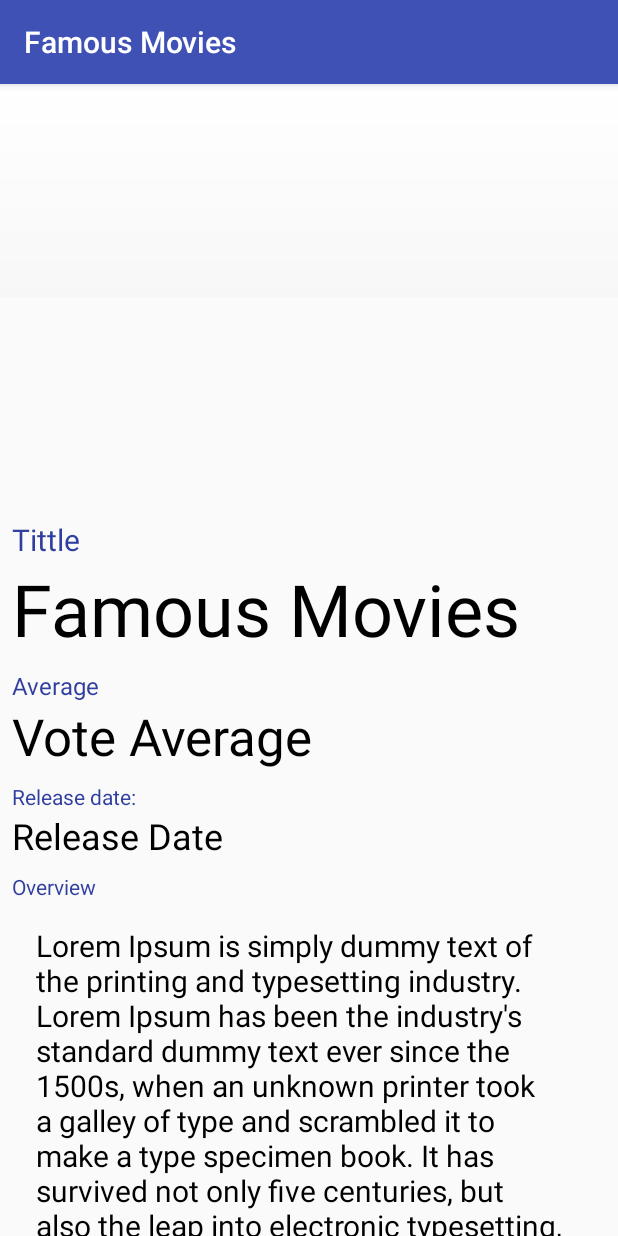
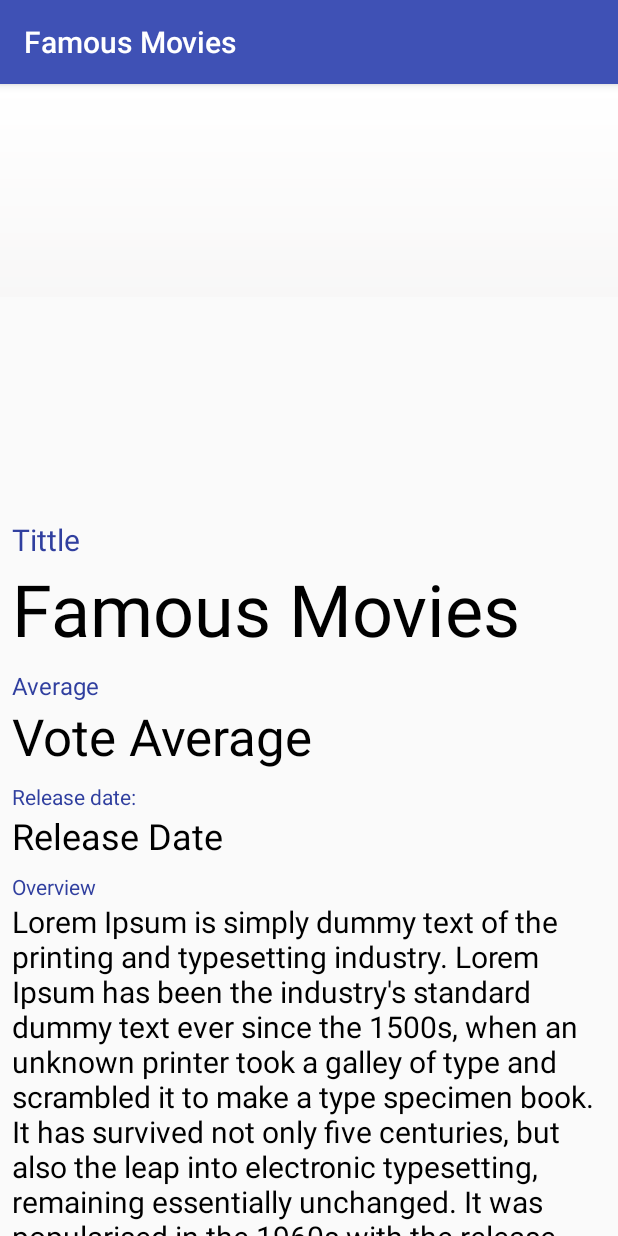
Before and after one commit to davidsonsilva/FamousMovies, an Android app: the MovieDetailActivity screen opened directly, with no data from a screen before it, on a phone screen of 412 x 824 dp. Run offline under Robolectric (Android 15) with nearby library versions, the light colour scheme and no system bars; our stand-ins replace ButterKnife, Picasso; pictures from the network do not load.

Commit message:
Envio do código fonte para a análise dos instrutores do curso

```diff
--- a/app/src/main/java/silva/davidson/com/br/famousmovies/MoviesFragment.java
+++ b/app/src/main/java/silva/davidson/com/br/famousmovies/MoviesFragment.java
@@ -2,6 +2,7 @@ package silva.davidson.com.br.famousmovies;
 
 
 import android.os.Bundle;
+import android.support.annotation.NonNull;
 import android.support.v4.app.Fragment;
 import android.view.LayoutInflater;
 import android.view.View;
@@ -24,7 +25,7 @@ public class MoviesFragment extends BaseFragment {
     }
 
     @Override
-    public View onCreateView(LayoutInflater inflater, ViewGroup container,
+    public View onCreateView(@NonNull LayoutInflater inflater, ViewGroup container,
                              Bundle savedInstanceState) {
         // Inflate the layout for this fragment
         return inflater.inflate(R.layout.fragment_movies, container, false);
--- a/app/src/main/java/silva/davidson/com/br/famousmovies/adapters/MoviesRecycleViewAdapter.java
+++ b/app/src/main/java/silva/davidson/com/br/famousmovies/adapters/MoviesRecycleViewAdapter.java
@@ -7,10 +7,11 @@ import android.view.ViewGroup;
 //TODO - Usar na Fase 2
 public class MoviesRecycleViewAdapter extends RecyclerView.Adapter<MoviesRecycleViewAdapter.ViewHolder> {
 
-    @NonNull
+
     @Override
     public MoviesRecycleViewAdapter.ViewHolder onCreateViewHolder(@NonNull ViewGroup parent, int viewType) {
-        return null;
+        //Todo - not implemented yet
+        return new ViewHolder(parent);
     }
 
     @Override
--- a/app/src/main/java/silva/davidson/com/br/famousmovies/base/BaseActivity.java
+++ b/app/src/main/java/silva/davidson/com/br/famousmovies/base/BaseActivity.java
@@ -4,7 +4,7 @@ import android.support.v7.app.AppCompatActivity;
 
 public class BaseActivity extends AppCompatActivity {
 
-    public static final String MOVIE_BASE_URL_W185 ="https://image.tmdb.org/t/p/w185";
-    public static final String MOVIE_BASE_URL_W342 ="https://image.tmdb.org/t/p/w342";
+    protected static final String MOVIE_BASE_URL_W185 ="https://image.tmdb.org/t/p/w185";
+    protected static final String MOVIE_BASE_URL_W342 ="https://image.tmdb.org/t/p/w342";
 
 }
--- a/app/src/main/java/silva/davidson/com/br/famousmovies/interfaces/MovieService.java
+++ b/app/src/main/java/silva/davidson/com/br/famousmovies/interfaces/MovieService.java
@@ -1,9 +1,5 @@
 package silva.davidson.com.br.famousmovies.interfaces;
 
-import retrofit2.Call;
-import retrofit2.http.GET;
-import retrofit2.http.Query;
-import silva.davidson.com.br.famousmovies.model.MovieTMDB;
 //TODO - Usar na Fase 2
 public interface MovieService {
 /*
--- a/app/src/main/java/silva/davidson/com/br/famousmovies/model/MovieTMDB.java
+++ b/app/src/main/java/silva/davidson/com/br/famousmovies/model/MovieTMDB.java
@@ -1,8 +1,5 @@
 package silva.davidson.com.br.famousmovies.model;
 
-import java.util.List;
-import com.google.gson.annotations.Expose;
-import com.google.gson.annotations.SerializedName;
 //TODO - Usar na Fase 2
 public class MovieTMDB {
 
--- a/app/src/main/java/silva/davidson/com/br/famousmovies/service/FetchMovies.java
+++ b/app/src/main/java/silva/davidson/com/br/famousmovies/service/FetchMovies.java
@@ -1,9 +1,6 @@
 package silva.davidson.com.br.famousmovies.service;
 
 import android.os.AsyncTask;
-import android.view.View;
-import android.widget.ProgressBar;
-
 import org.apache.commons.io.IOUtils;
 
 import java.io.IOException;
--- a/app/src/main/java/silva/davidson/com/br/famousmovies/service/MovieApi.java
+++ b/app/src/main/java/silva/davidson/com/br/famousmovies/service/MovieApi.java
@@ -1,6 +1,4 @@
 package silva.davidson.com.br.famousmovies.service;
-
-import android.content.Context;
 
 import retrofit2.Retrofit;
 import retrofit2.converter.gson.GsonConverterFactory;
--- a/app/src/main/java/silva/davidson/com/br/famousmovies/ui/MovieDetailActivity.java
+++ b/app/src/main/java/silva/davidson/com/br/famousmovies/ui/MovieDetailActivity.java
@@ -1,11 +1,8 @@
 package silva.davidson.com.br.famousmovies.ui;
-
 import android.content.Intent;
 import android.os.Bundle;
 import android.support.annotation.Nullable;
-import android.view.View;
 import android.widget.ImageView;
-import android.widget.ProgressBar;
 import android.widget.TextView;
 
 import com.squareup.picasso.Callback;
@@ -20,7 +17,7 @@ import silva.davidson.com.br.famousmovies.model.Movie;
 
 public class MovieDetailActivity extends BaseActivity implements ImageLoader {
 
-    private static final String BUNDLE_RECORD = "MoviefRecord";
+    private static final String BUNDLE_RECORD = "MovieRecord";
 
     @BindView(R.id.app_bar_image)
     ImageView mAppBarImage;
--- a/app/src/main/res/layout/fragment_movies.xml
+++ b/app/src/main/res/layout/fragment_movies.xml
@@ -30,7 +30,7 @@
             app:toolbarId="@+id/toolbar"
             app:layout_scrollFlags="scroll|enterAlways|enterAlwaysCollapsed"
             app:layout_scrollInterpolator="@android:anim/decelerate_interpolator"
-            app:contentScrim="?attr/colorPrimary">
+            app:contentScrim="@color/colorPrimary">
 
             <ImageView
                 android:id="@+id/app_bar_image"
@@ -89,7 +89,7 @@
 
             <TextView
                 android:id="@+id/label_vote_average"
-                android:layout_width="match_parent"
+                android:layout_width="wrap_content"
                 android:layout_height="wrap_content"
                 android:layout_below="@id/movie_title"
                 android:text="@string/label_text_vote_average"
@@ -130,7 +130,7 @@
                 android:layout_width="wrap_content"
                 android:layout_height="wrap_content"
                 android:layout_below="@id/movie_release_date"
-                android:text="@string/text_label_everview"
+                android:text="@string/text_label_overview"
                 android:textColor="@color/colorPrimaryDark"
                 android:textSize="14sp" />
 
@@ -139,11 +139,10 @@
                 android:layout_width="match_parent"
                 android:layout_height="wrap_content"
                 android:layout_below="@id/label_overview"
-                android:layout_margin="16dp"
-                android:textSize="20sp"
+                android:text="@string/lorem_ipsum"
                 android:textAppearance="@style/TextAppearance.AppCompat"
-                android:text="@string/lorem_ipsum"
-                android:textColor="@color/textPrimaryColor" />
+                android:textColor="@color/textPrimaryColor"
+                android:textSize="20sp" />
         </RelativeLayout>
     </android.support.v4.widget.NestedScrollView>
 </android.support.design.widget.CoordinatorLayout>
--- a/app/src/main/res/layout/movie_item.xml
+++ b/app/src/main/res/layout/movie_item.xml
@@ -8,6 +8,7 @@
         android:layout_width="match_parent"
         android:layout_height="200dp"
         android:adjustViewBounds="false"
+        android:contentDescription="@string/cd_movie_image"
         android:scaleType="fitXY" />
 
     <ProgressBar
--- a/app/src/main/res/values/strings.xml
+++ b/app/src/main/res/values/strings.xml
@@ -1,16 +1,15 @@
 <resources>
     <string name="app_name">Famous Movies</string>
     <string name="most_popular_text">Most Popular</string>
-    <string name="best_qualify_text">Best Qualify</string>
     <string name="top_rated_text">Top Rated</string>
-    <string name="toast_msg_for_menu_top_rated">Top Rated clicked</string>
-    <string name="toast_msg_for_menu_most_popular">Most Popular clicked</string>
     <string name="vote_average_reference">Vote Average</string>
     <string name="release_date_reference">Release Date</string>
     <string name="label_text_title">Tittle</string>
     <string name="label_text_vote_average">Average</string>
     <string name="label_text_release_date">Release date:</string>
     <string name="lorem_ipsum">Lorem Ipsum is simply dummy text of the printing and typesetting industry. Lorem Ipsum has been the industry\'s standard dummy text ever since the 1500s, when an unknown printer took a galley of type and scrambled it to make a type specimen book. It has survived not only five centuries, but also the leap into electronic typesetting, remaining essentially unchanged. It was popularised in the 1960s with the release of Letraset sheets containing Lorem Ipsum passages, and more recently with desktop publishing software like Aldus PageMaker including versions of Lorem Ipsum.</string>
-    <string name="text_label_everview">Overview</string>
+    <string name="text_label_overview">Overview</string>
     <string name="load_image_error_message">Load Image Error</string>
+    <string name="cd_movie_image">movie_image</string>
+    <string name="no_conection_text">No connection available !</string>
 </resources>
--- a/build.gradle
+++ b/build.gradle
@@ -8,7 +8,7 @@ buildscript {
         jcenter()
     }
     dependencies {
-        classpath 'com.android.tools.build:gradle:3.1.2'
+        classpath 'com.android.tools.build:gradle:3.1.3'
 
 
         // NOTE: Do not place your application dependencies here; they belong
```
Also changed, not shown: app/src/main/java/silva/davidson/com/br/famousmovies/MainActivity.java (+7 -7 lines).
